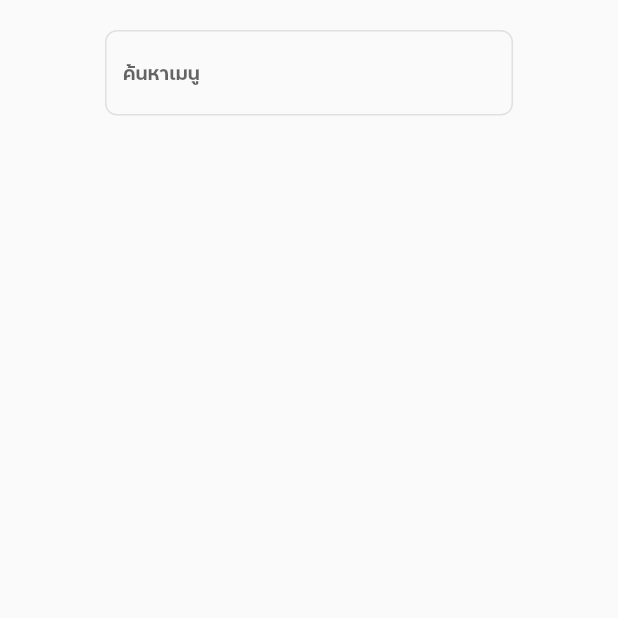
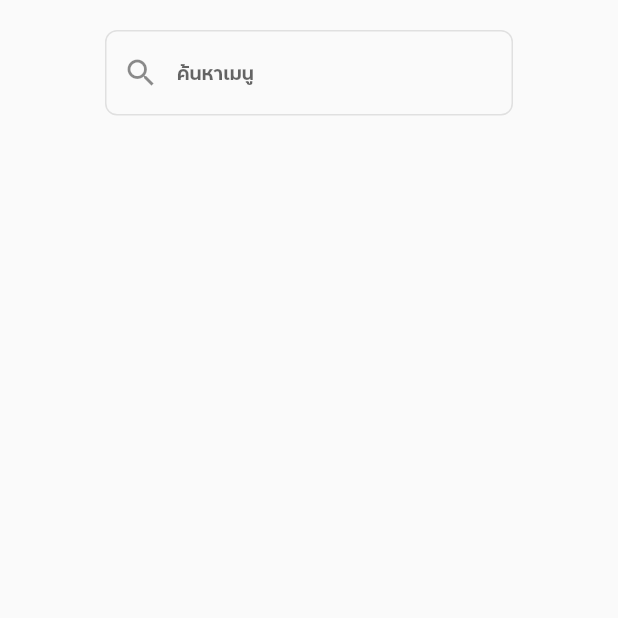
Before and after one commit to bunnybunbun37204/menukunmae-flutter, a Flutter app: the UserStorage screen opened directly, on a phone screen of 412 x 824 dp, the top half of it. Run offline on Flutter 3.47's test engine with Material 2 defaults, Android fonts, the phone set to English and light mode, and no system bars.

Commit message:
add icon widget

```diff
--- a/lib/tools/widgets/autocompletetext.dart
+++ b/lib/tools/widgets/autocompletetext.dart
@@ -4,8 +4,10 @@ import 'package:menukunmae/tools/configs/config.dart';
 
 class AutocompleteTextField extends StatelessWidget {
   final String hintText;
+  final IconData icon;
 
-  const AutocompleteTextField({Key? key, required this.hintText})
+  const AutocompleteTextField(
+      {Key? key, required this.hintText, required this.icon})
       : super(key: key);
 
   static final List<String> _kOptions = Config.ingredients;
@@ -37,7 +39,8 @@ class AutocompleteTextField extends StatelessWidget {
               enabledBorder: OutlineInputBorder(
                   borderRadius: BorderRadius.circular(8.0),
                   borderSide: BorderSide(color: Colors.grey.shade300)),
-              hintText: hintText),
+              hintText: hintText,
+              prefixIcon: Icon(icon)),
         );
       },
     );
--- a/lib/tools/widgets/widgets.dart
+++ b/lib/tools/widgets/widgets.dart
@@ -68,11 +68,13 @@ class AppWidget {
   static Widget autoCompleteTextField(
       {String hintText = 'Search Ingredients',
       double vertical = 20.0,
-      double horizontol = 20.0}) {
+      double horizontol = 20.0,
+      IconData icon = Icons.search}) {
     return Container(
       margin: EdgeInsets.symmetric(vertical: vertical, horizontal: horizontol),
       child: AutocompleteTextField(
         hintText: hintText,
+        icon: icon,
       ),
     );
   }
```
